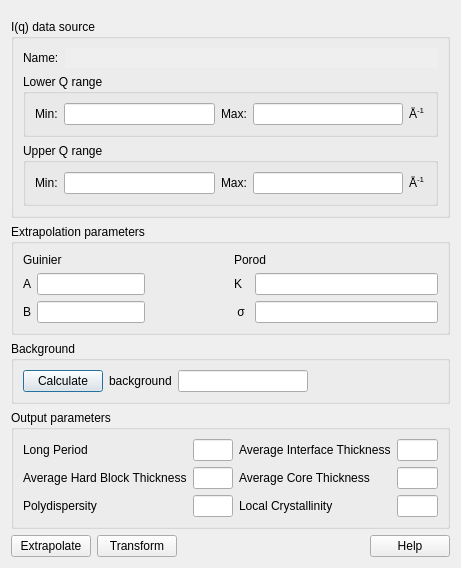
Qt form src/sas/qtgui/Perspectives/Corfunc/UI/CorfuncPanel.ui (SasView/sasview) before a commit.
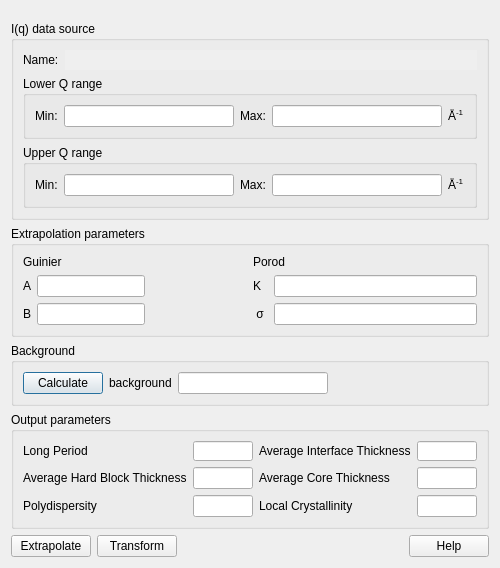
The same form after that commit.

Commit message: Better sizes for Corfunc output parameters

The edit to the form file:
```diff
--- a/src/sas/qtgui/Perspectives/Corfunc/UI/CorfuncPanel.ui
+++ b/src/sas/qtgui/Perspectives/Corfunc/UI/CorfuncPanel.ui
@@ -319,7 +319,14 @@
            </widget>
           </item>
           <item row="0" column="1">
-           <widget class="QLineEdit" name="txtLongPeriod"/>
+           <widget class="QLineEdit" name="txtLongPeriod" width="50">
+	     <property name="minimumSize" stdset="0">
+	       <size>
+		 <width>60</width>
+		 <height>20</height>
+	       </size>
+	     </property>
+	   </widget>
           </item>
           <item row="0" column="2">
            <widget class="QLabel" name="label_15">
@@ -329,7 +336,14 @@
            </widget>
           </item>
           <item row="0" column="3">
-           <widget class="QLineEdit" name="txtAvgIntThick"/>
+           <widget class="QLineEdit" name="txtAvgIntThick">
+	     <property name="minimumSize" stdset="0">
+	       <size>
+		 <width>60</width>
+		 <height>20</height>
+	       </size>
+	     </property>
+	   </widget>
           </item>
           <item row="1" column="0">
            <widget class="QLabel" name="label_16">
```
